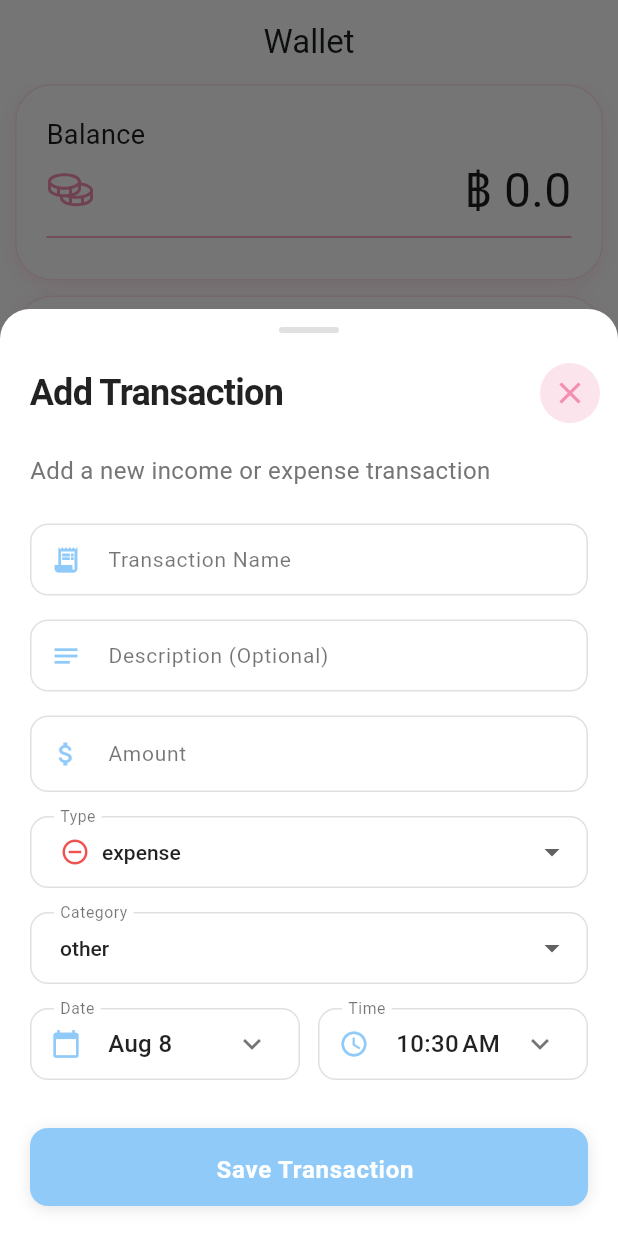
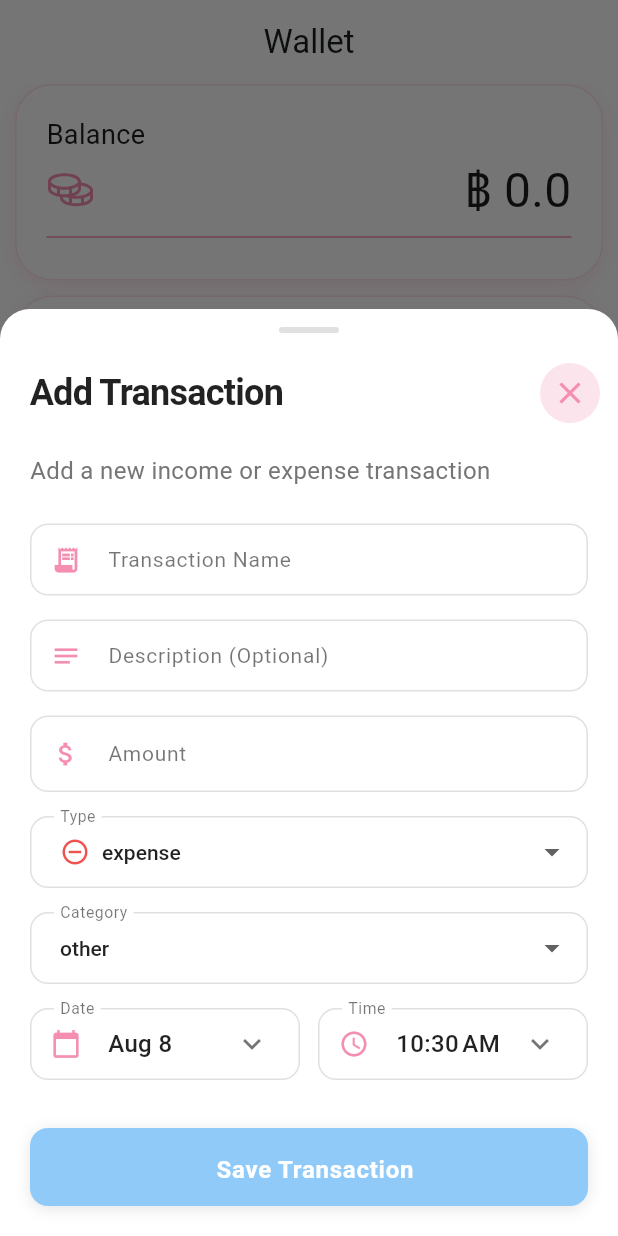
Before and after one commit to Apisit250aps/SavingQuests, a Flutter app: the screen it shows after launch, after a tap on an icon or button, on a phone screen of 412 x 824 dp. Run offline on Flutter 3.47's test engine with Material 3 defaults, Android fonts, the phone set to English and light mode, and no system bars; our stand-ins replace get, google_fonts, hive, hive_flutter, phosphor_flutter; accounts and stored records are empty; Roboto replaces fonts that are missing (Itim).

Commit message:
feat: time and date picker

```diff
--- a/lib/components/app/transaction/transaction_form.dart
+++ b/lib/components/app/transaction/transaction_form.dart
@@ -368,7 +368,7 @@ class TransactionForm extends StatelessWidget {
     return InputDecoration(
       labelText: label,
       prefixIcon:
-          icon != null ? Icon(icon, color: Colors.blue.shade200, size: 20) : null,
+          icon != null ? Icon(icon, color: Colors.pink.shade200, size: 20) : null,
     );
   }
 }
--- a/lib/main.dart
+++ b/lib/main.dart
@@ -45,15 +45,66 @@ class SavingQuests extends StatelessWidget {
           seedColor: Colors.white,
           onError: Colors.red,
         ),
-        timePickerTheme: TimePickerThemeData(),
-        datePickerTheme: DatePickerThemeData(
-          dividerColor: Colors.pink.shade100,
+        timePickerTheme: TimePickerThemeData(
+          helpTextStyle: TextStyle(
+            color: Colors.pink.shade200
+          ),
+          // backgroundColor: Colors.pink.shade50, // พื้นหลังละมุน
           confirmButtonStyle: ButtonStyle(
-            backgroundColor: WidgetStatePropertyAll(Colors.blue.shade200),
+            backgroundColor: WidgetStatePropertyAll(Colors.pink.shade200),
             foregroundColor: WidgetStatePropertyAll(Colors.white),
+            shape: WidgetStatePropertyAll(
+              RoundedRectangleBorder(borderRadius: BorderRadius.circular(12)),
+            ),
           ),
           cancelButtonStyle: ButtonStyle(
-            foregroundColor: WidgetStatePropertyAll(Colors.blue.shade200),
+            foregroundColor: WidgetStatePropertyAll(Colors.pink.shade200),
+          ),
+          // dialBackgroundColor: Colors.pink.shade50, // พื้นหลังวงล้อ
+          dialTextColor: Colors.pink.shade200, // ตัวเลขในวงล้อ
+          dialHandColor: Colors.pink.shade50, // เข็มชี้เวลา
+          hourMinuteColor: Colors.pink.shade50, // กล่องชั่วโมง/นาที
+          hourMinuteTextColor:
+              Colors.pink.shade200, // ตัวเลขในกล่องชั่วโมง/นาที
+          dayPeriodColor: Colors.pink.shade50, // AM/PM พื้นหลัง
+          dayPeriodTextColor: Colors.pink.shade200,
+          dayPeriodBorderSide: BorderSide(color: Colors.pink.shade200),
+          shape: RoundedRectangleBorder(
+            borderRadius: BorderRadius.circular(16),
+          ), // มุมโค้งทั้งกล่อง
+        ),
+
+        datePickerTheme: DatePickerThemeData(
+          rangePickerHeaderForegroundColor: Colors.pink.shade200,
+          yearForegroundColor: WidgetStatePropertyAll(Colors.pink.shade300),
+          headerForegroundColor: Colors.pink.shade300,
+          weekdayStyle: TextStyle(color: Colors.pink.shade300),
+          dividerColor: Colors.pink.shade50, // เส้นคั่นอ่อน
+          dayOverlayColor: WidgetStatePropertyAll(Colors.pink.shade50),
+          dayBackgroundColor: WidgetStatePropertyAll(
+            Colors.pink.shade50,
+          ), // พื้นหลังวัน
+          dayForegroundColor: WidgetStatePropertyAll(
+            Colors.pink.shade800,
+          ), // สีตัวเลขวัน
+          todayBackgroundColor: WidgetStatePropertyAll(
+            Colors.pink.shade200,
+          ), // พื้นหลังของวันนี้
+          todayForegroundColor: WidgetStatePropertyAll(
+            Colors.white,
+          ), // ตัวหนังสือของวันนี้
+          confirmButtonStyle: ButtonStyle(
+            backgroundColor: WidgetStatePropertyAll(Colors.pink.shade200),
+            foregroundColor: WidgetStatePropertyAll(Colors.white),
+            shape: WidgetStatePropertyAll(
+              RoundedRectangleBorder(borderRadius: BorderRadius.circular(12)),
+            ),
+          ),
+          cancelButtonStyle: ButtonStyle(
+            foregroundColor: WidgetStatePropertyAll(Colors.pink.shade200),
+          ),
+          shape: RoundedRectangleBorder(
+            borderRadius: BorderRadius.circular(16),
           ),
         ),
         buttonTheme: ButtonThemeData(buttonColor: Colors.blue.shade200),
@@ -94,7 +145,7 @@ class SavingQuests extends StatelessWidget {
           iconSize: 32,
         ),
         inputDecorationTheme: InputDecorationTheme(
-          iconColor: Colors.blue.shade200,
+          iconColor: Colors.pink.shade200,
           labelStyle: const TextStyle(
             color: Colors.black54,
             fontSize: 14,
@@ -110,7 +161,7 @@ class SavingQuests extends StatelessWidget {
           ),
           focusedBorder: OutlineInputBorder(
             borderRadius: BorderRadius.circular(12),
-            borderSide: BorderSide(color: Colors.blue.shade200, width: 1),
+            borderSide: BorderSide(color: Colors.pink.shade200, width: 1),
           ),
           errorBorder: OutlineInputBorder(
             borderRadius: BorderRadius.circular(12),
```
